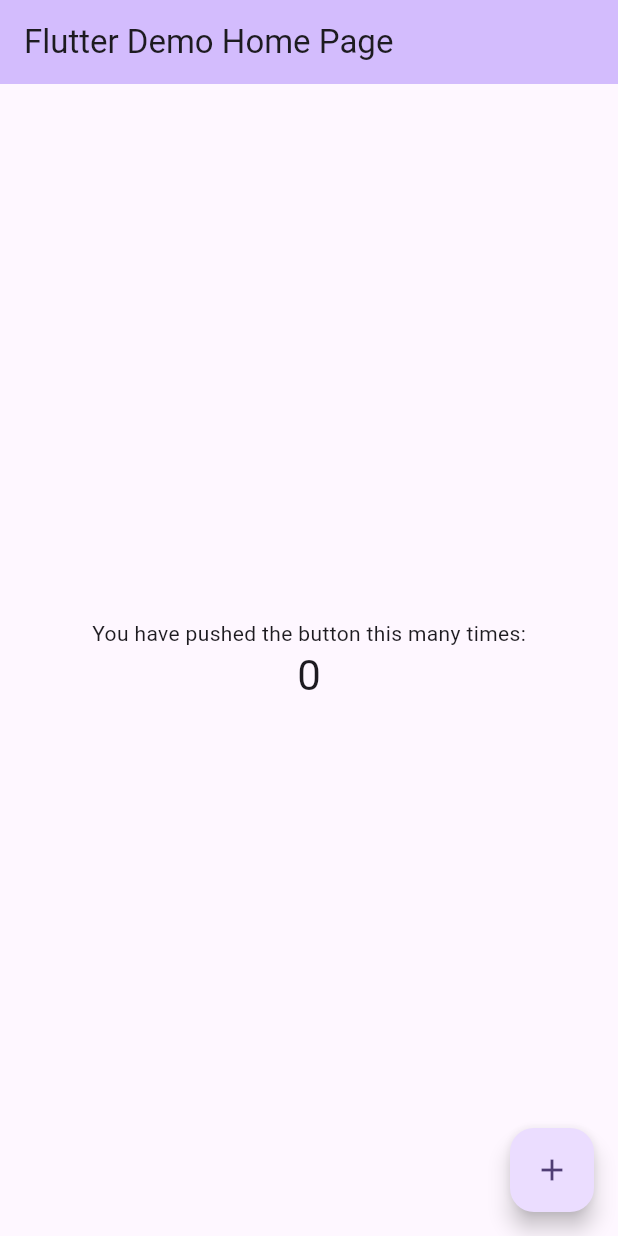
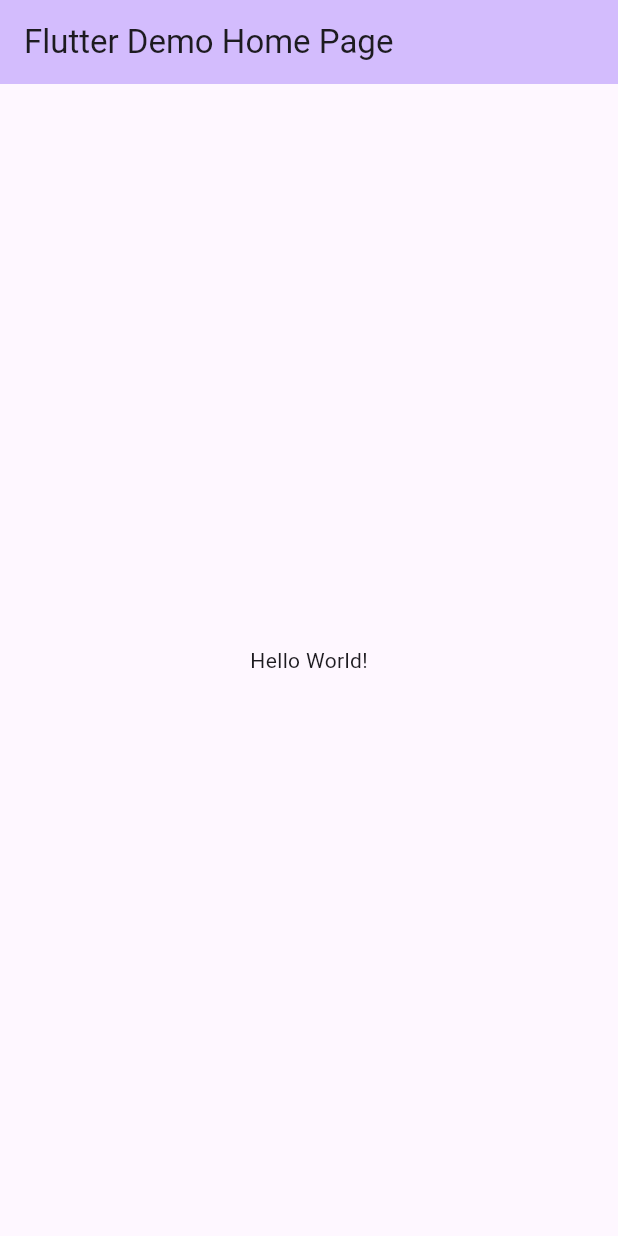
Before and after one commit to aaronlee916/voiceradarflutter, a Flutter app: the screen it shows after launch, on a phone screen of 412 x 824 dp. Run offline on Flutter 3.47's test engine with Material 3 defaults, Android fonts, the phone set to English and light mode, and no system bars.

```diff
--- a/lib/main.dart
+++ b/lib/main.dart
@@ -55,19 +55,6 @@ class MyHomePage extends StatefulWidget {
 }
 
 class _MyHomePageState extends State<MyHomePage> {
-  int _counter = 0;
-
-  void _incrementCounter() {
-    setState(() {
-      // This call to setState tells the Flutter framework that something has
-      // changed in this State, which causes it to rerun the build method below
-      // so that the display can reflect the updated values. If we changed
-      // _counter without calling setState(), then the build method would not be
-      // called again, and so nothing would appear to happen.
-      _counter++;
-    });
-  }
-
   @override
   Widget build(BuildContext context) {
     // This method is rerun every time setState is called, for instance as done
@@ -104,22 +91,11 @@ class _MyHomePageState extends State<MyHomePage> {
             // action in the IDE, or press "p" in the console), to see the
             // wireframe for each widget.
             mainAxisAlignment: MainAxisAlignment.center,
-          children: <Widget>[
-            const Text(
-              'You have pushed the button this many times:',
-            ),
-            Text(
-              '$_counter',
-              style: Theme.of(context).textTheme.headlineMedium,
-            ),
-          ],
+            children: [
+              Text("Hello World!")
+              ]
               ),
       ),
-      floatingActionButton: FloatingActionButton(
-        onPressed: _incrementCounter,
-        tooltip: 'Increment',
-        child: const Icon(Icons.add),
-      ), // This trailing comma makes auto-formatting nicer for build methods.
     );
   }
 }
```
Lines whose indentation alone changed are shown as unchanged.
